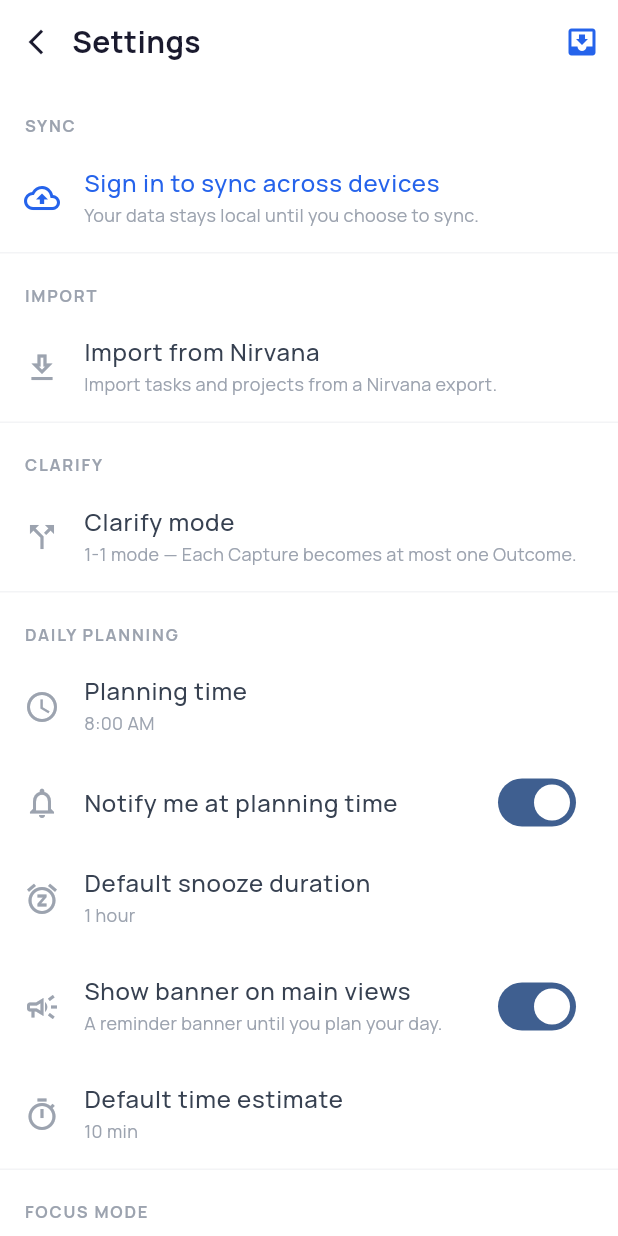
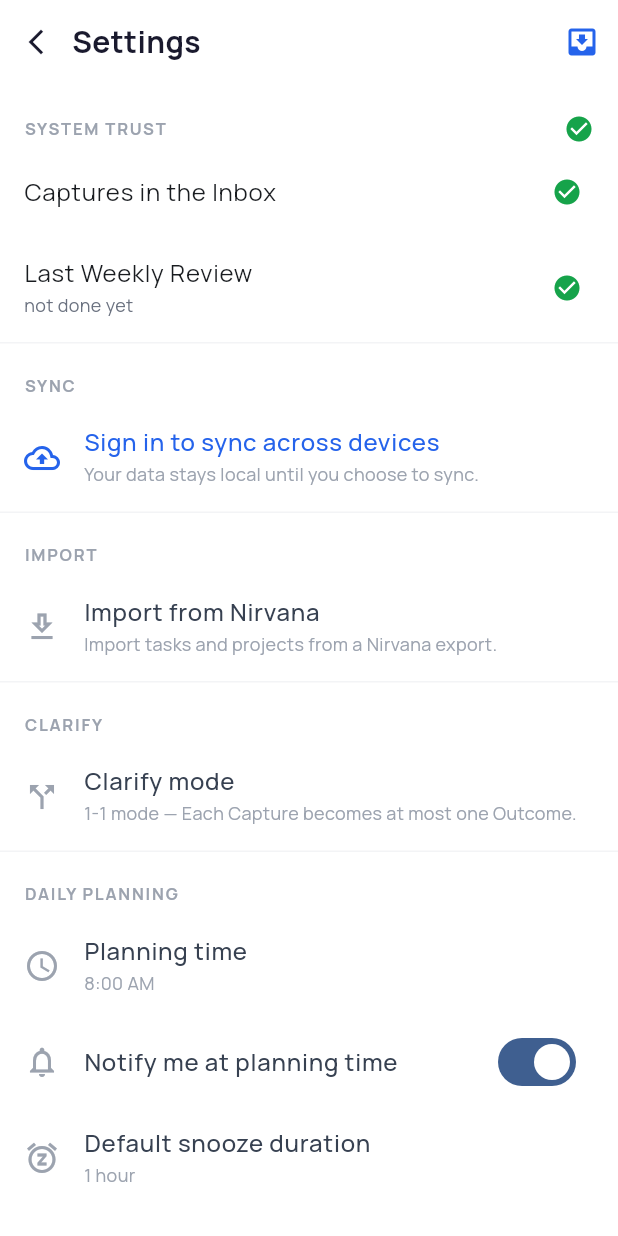
Before and after one commit to TMaYaD/Jeeves, a Flutter app: the SettingsScreen screen opened by its route, on a phone screen of 412 x 824 dp. Run offline on Flutter 3.47's test engine with Material 3 defaults, Android fonts, the phone set to English and light mode, and no system bars; our stand-ins replace dio, drift, file_picker, flutter_local_notifications, flutter_markdown_plus, flutter_riverpod and 9 more; missing offline and left inert: cryptography, drift_sqlite_async, sqlite3, sqlite_async; accounts and stored records are empty; generated files the repository leaves out were written again; project files that could hold a hidden picture were left out.

Commit message:
feat(settings): SYSTEM TRUST section, first in Settings (#52)
Combined glyph in the header and one tappable row per signal (Captures in
the Inbox, last Weekly Review), live from systemTrustProvider.

Part of #52

Co-Authored-By: Claude Sonnet 5.5 <noreply@anthropic.com>

```diff
--- a/app/lib/screens/settings/settings_screen.dart
+++ b/app/lib/screens/settings/settings_screen.dart
@@ -22,6 +22,7 @@ import '../../providers/shutdown_settings_provider.dart';
 import '../../services/export_service.dart';
 import '../../widgets/app_title_bar/app_title_bar.dart';
 import '../enrolment/enrolment_ceremony_screen.dart';
+import 'system_trust_section.dart';
 import '../../widgets/capture/capture_action.dart';
 import '../../widgets/jeeves_logo.dart';
 
@@ -70,6 +71,8 @@ class _SettingsScreenState extends ConsumerState<SettingsScreen> {
               gate == SessionGate.ready;
           return ListView(
         children: [
+          const SystemTrustSection(),
+          const Divider(height: 1, color: Color(0xFFF3F4F6)),
           _sectionHeader('SYNC'),
           if (!isAuthenticated) ...[
             ListTile(
--- /dev/null
+++ b/app/lib/screens/settings/system_trust_section.dart
@@ -0,0 +1,103 @@
+import 'package:flutter/material.dart';
+import 'package:flutter_riverpod/flutter_riverpod.dart';
+import 'package:go_router/go_router.dart';
+
+import '../../providers/clock_provider.dart';
+import '../../providers/nudge_clock_provider.dart' show nudgeBoundaryTickProvider;
+import '../../providers/system_trust_provider.dart';
+
+const Color _kTickGreen = Color(0xFF16A34A);
+const Color _kInk = Color(0xFF1A1A2E);
+const Color _kSubtitleGrey = Color(0xFF6B7280);
+
+/// The SYSTEM TRUST section of Settings (issue #52). Shape carries the state,
+/// not colour: a filled green tick when good, an empty ink ring when the signal
+/// needs attention. No number, no amber. Each row opens the place to fix it.
+class SystemTrustSection extends ConsumerWidget {
+  const SystemTrustSection({super.key});
+
+  static const headerGlyphKey = Key('system_trust_header_glyph');
+  static const inboxRowKey = Key('system_trust_inbox_row');
+  static const weeklyReviewRowKey = Key('system_trust_weekly_review_row');
+
+  @override
+  Widget build(BuildContext context, WidgetRef ref) {
+    final trust = ref.watch(systemTrustProvider);
+    // Re-render at every local midnight so "N days ago" stays true.
+    ref.watch(nudgeBoundaryTickProvider);
+    final now = ref.watch(clockProvider)();
+    return Column(
+      crossAxisAlignment: CrossAxisAlignment.start,
+      children: [
+        Padding(
+          padding: const EdgeInsets.fromLTRB(16, 20, 16, 4),
+          child: Row(
+            children: [
+              const Expanded(
+                child: Text(
+                  'SYSTEM TRUST',
+                  style: TextStyle(
+                    fontSize: 11,
+                    fontWeight: FontWeight.bold,
+                    letterSpacing: 1.2,
+                    color: Color(0xFF9CA3AF),
+                  ),
+                ),
+              ),
+              _Glyph(key: headerGlyphKey, needsAttention: trust.needsAttention),
+            ],
+          ),
+        ),
+        for (final signal in trust.signals)
+          switch (signal.kind) {
+            TrustSignalKind.inbox => ListTile(
+                key: inboxRowKey,
+                title: const Text('Captures in the Inbox'),
+                trailing: _Glyph(needsAttention: signal.needsAttention),
+                onTap: () => context.go('/inbox'),
+              ),
+            TrustSignalKind.weeklyReview => ListTile(
+                key: weeklyReviewRowKey,
+                title: const Text('Last Weekly Review'),
+                subtitle: Text(
+                  _lastReviewText(signal.lastReviewedAt, now),
+                  style:
+                      const TextStyle(fontSize: 12, color: _kSubtitleGrey),
+                ),
+                trailing: _Glyph(needsAttention: signal.needsAttention),
+                onTap: () => context.push('/periodic-review'),
+              ),
+          },
+      ],
+    );
+  }
+
+  static String _lastReviewText(DateTime? lastReviewedAt, DateTime now) {
+    if (lastReviewedAt == null) return 'not done yet';
+    final last = lastReviewedAt.toLocal();
+    final today = now.toLocal();
+    final days = DateTime.utc(today.year, today.month, today.day)
+        .difference(DateTime.utc(last.year, last.month, last.day))
+        .inDays;
+    return days == 1 ? '1 day ago' : '$days days ago';
+  }
+}
+
+class _Glyph extends StatelessWidget {
+  const _Glyph({super.key, required this.needsAttention});
+
+  final bool needsAttention;
+
+  @override
+  Widget build(BuildContext context) {
+    return Semantics(
+      label: needsAttention ? 'Needs attention' : 'All good',
+      excludeSemantics: true,
+      child: Icon(
+        needsAttention ? Icons.circle_outlined : Icons.check_circle,
+        color: needsAttention ? _kInk : _kTickGreen,
+        size: 20,
+      ),
+    );
+  }
+}
```
Also changed, not shown: 2 other files.
